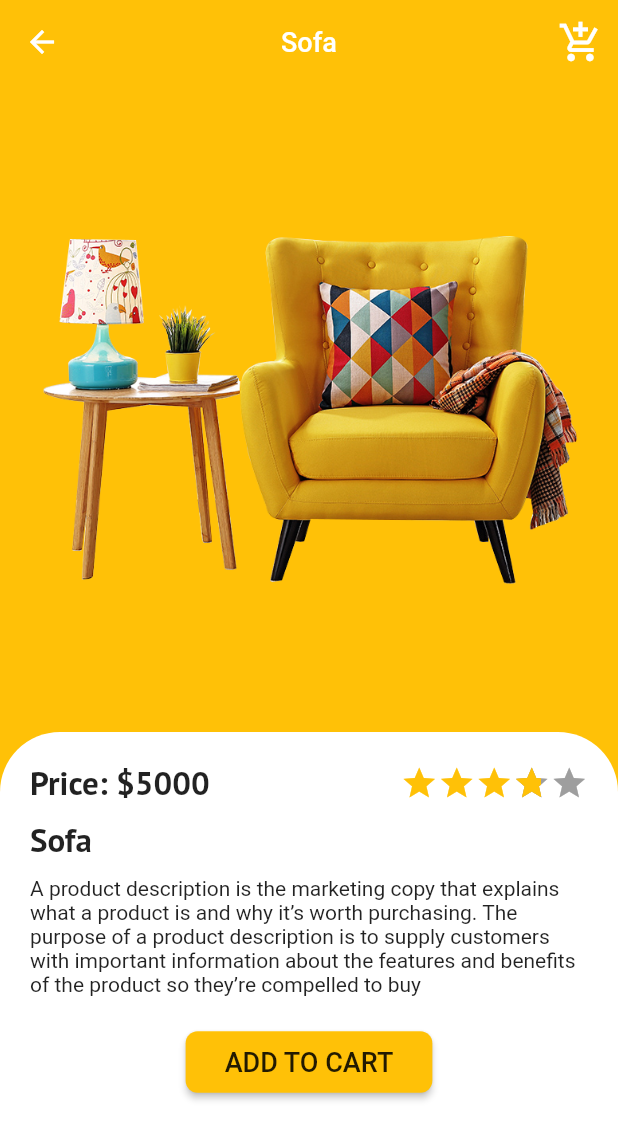
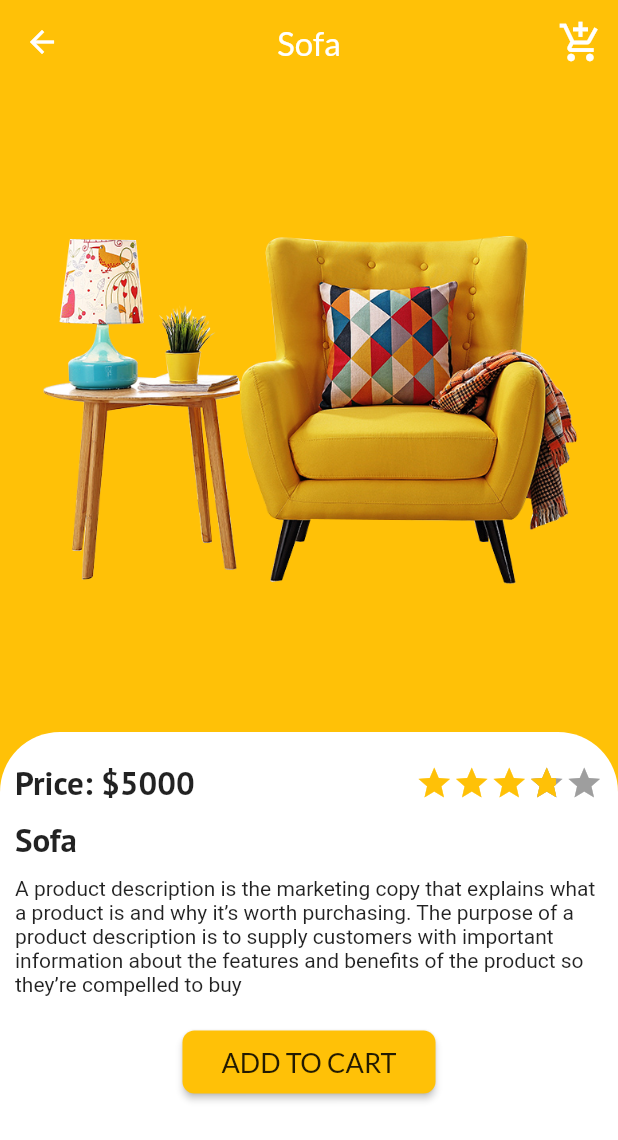
Before and after one commit to ishaileshmishra/flutter-ecommerce-app, a Flutter app: the screen it shows after launch, after a tap on "Sofa", on a phone screen of 412 x 824 dp. Shown: the top 1140 px of the screen. Run offline on Flutter 3.47's test engine with Material 2 defaults, Android fonts, the phone set to English and light mode, and no system bars; drawn by our look-alikes of flutter_rating_bar; our stand-ins replace google_fonts; Roboto replaces fonts that are missing (Ubuntu).

Commit message:
product details

```diff
--- a/lib/src/utils/edit_text_search.dart
+++ b/lib/src/utils/edit_text_search.dart
@@ -13,15 +13,15 @@ class SearchProductWidget extends StatelessWidget {
         keyboardType: TextInputType.text,
         autofocus: false,
         style:
-        new TextStyle(fontWeight: FontWeight.normal, color: Colors.white),
+            new TextStyle(fontWeight: FontWeight.normal, color: Colors.black),
         decoration: new InputDecoration(
             contentPadding:
-            new EdgeInsets.symmetric(vertical: 5.0, horizontal: 8.0),
-            labelText: "Search products",
+                new EdgeInsets.symmetric(vertical: 5.0, horizontal: 8.0),
+            labelText: "Find furnitures",
             fillColor: Colors.grey.shade200,
             suffixIcon: Icon(Icons.search),
             border: new OutlineInputBorder(
-                borderRadius: new BorderRadius.circular(8.0), gapPadding: 12),
+                borderRadius: new BorderRadius.circular(4.0), gapPadding: 12),
             enabledBorder: InputBorder.none,
             filled: true),
         validator: (val) {
--- a/lib/src/view/home_page.dart
+++ b/lib/src/view/home_page.dart
@@ -77,8 +77,8 @@ class _HomePageState extends State<HomePage> {
       mainAxisAlignment: MainAxisAlignment.spaceBetween,
       children: [
         Text(
-          'Interiors',
-          style: GoogleFonts.abrilFatface(
+          'Furnitures',
+          style: GoogleFonts.lato(
               fontSize: 35, fontWeight: FontWeight.bold, color: Colors.pink),
         ),
         GestureDetector(
--- a/lib/src/view/product_detail.dart
+++ b/lib/src/view/product_detail.dart
@@ -14,46 +14,33 @@ class ProductDetail extends StatelessWidget {
   @override
   Widget build(BuildContext context) {
     var screenSize = MediaQuery.of(context).size;
+    var screenHeight = (MediaQuery.of(context).size.height) / 2;
+    var screenWidth = (MediaQuery.of(context).size.width) / 2;
+
     print("screenSize: $screenSize");
     print("screenHeight: ${screenSize.height}");
     print("screenWidth: ${screenSize.width}");
     return Scaffold(
-      appBar: AppBar(
-        elevation: 0,
-        backgroundColor: product.color,
-        title: Text(
-          product.title,
-          style: GoogleFonts.aBeeZee(fontSize: 18),
-        ),
-        centerTitle: true,
-        actions: [
-          Padding(
-            padding: EdgeInsets.only(right: 10),
-            child: Icon(
-              Icons.add_shopping_cart,
-              size: 30,
-            ),
-          )
-        ],
-      ),
+      appBar: buildAppBar(),
       body: Container(
         color: product.color,
-        height: double.infinity,
+        //height: double.infinity,
         child: Column(
           children: [
-            Padding(
-                padding: EdgeInsets.symmetric(horizontal: 20),
-                child: Image.asset(
-                  product.image,
-                  alignment: Alignment.centerRight,
-                  height: (screenSize.height / 2),
-                )),
+            Container(
+              padding: EdgeInsets.symmetric(horizontal: 20),
+              child: Image.asset(
+                product.image,
+                alignment: Alignment.centerRight,
+                height: screenHeight,
+              ),
+            ),
             SizedBox(height: 20),
             Flexible(
               child: SingleChildScrollView(
                 child: Container(
                   height: (screenSize.height / 2),
-                  padding: EdgeInsets.symmetric(horizontal: 20),
+                  padding: EdgeInsets.symmetric(horizontal: 10),
                   decoration: BoxDecoration(
                       color: Colors.white,
                       borderRadius: BorderRadius.only(
@@ -86,16 +73,11 @@ class ProductDetail extends StatelessWidget {
                             padding: EdgeInsets.all(10),
                             child: Text(
                               "ADD TO CART",
-                              style: GoogleFonts.ubuntu(
-                                fontSize: 18
-                              ),
+                              style: GoogleFonts.lato(fontSize: 18),
                             ),
                           ),
                         ),
                       ),
-
-
-
                     ],
                   ),
                 ),
@@ -104,6 +86,27 @@ class ProductDetail extends StatelessWidget {
           ],
         ),
       ),
+    );
+  }
+
+  AppBar buildAppBar() {
+    return AppBar(
+      elevation: 0,
+      backgroundColor: product.color,
+      title: Text(
+        product.title,
+        style: GoogleFonts.lato(fontSize: 22),
+      ),
+      centerTitle: true,
+      actions: [
+        Padding(
+          padding: EdgeInsets.only(right: 10),
+          child: Icon(
+            Icons.add_shopping_cart,
+            size: 30,
+          ),
+        )
+      ],
     );
   }
 
```
Also changed, not shown: 3 other files.
